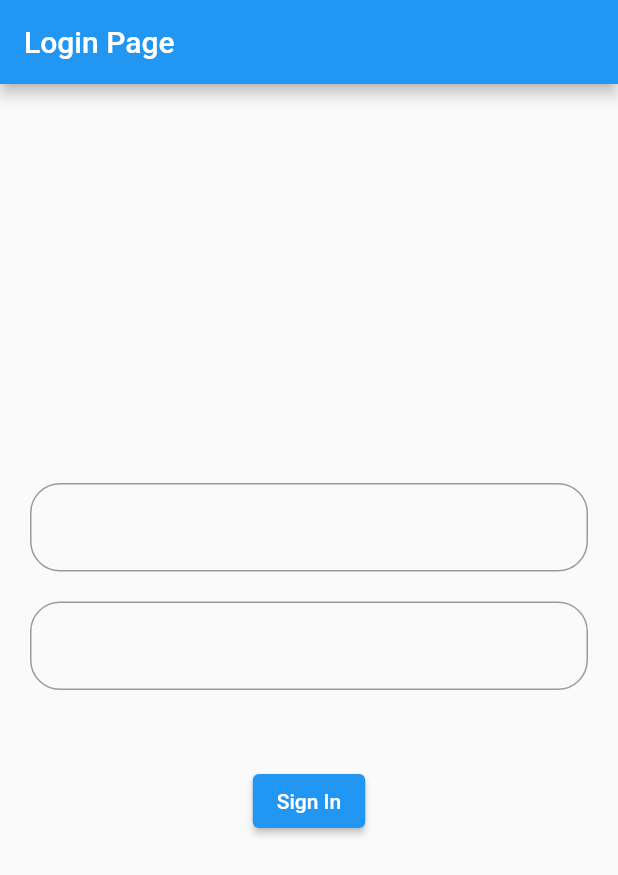
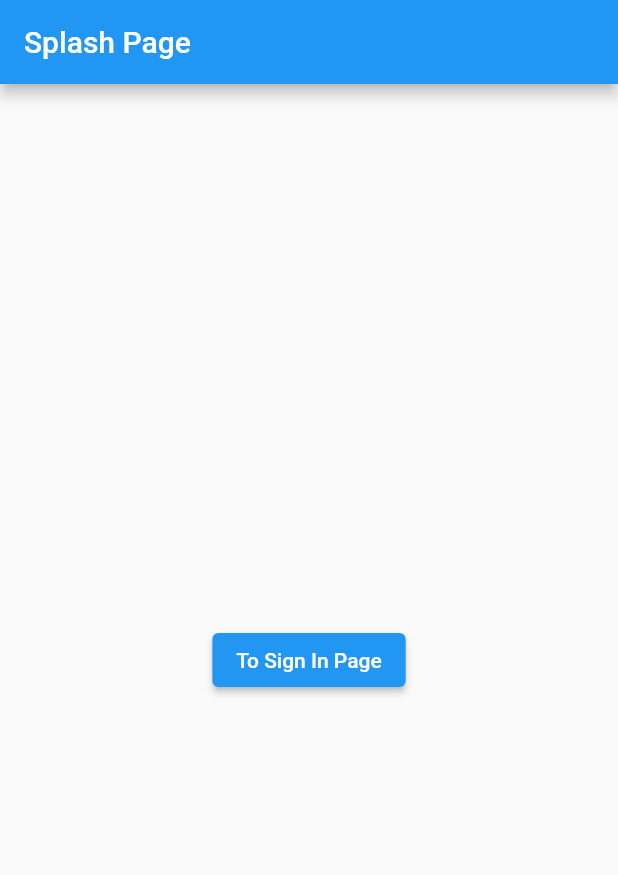
Before and after one commit to ferdy-adr/cinematix-app, a Flutter app: the screen it shows after launch, on a phone screen of 412 x 824 dp. Shown: the top 875 px of the screen. Run offline on Flutter 3.47's test engine with Material 2 defaults, Android fonts, the phone set to English and light mode, and no system bars; our stand-ins replace cloud_firestore, equatable, firebase_auth, firebase_core, flutter_bloc; accounts and stored records are empty.

Commit message:
feat(page): Using BLoC for page navigation

```diff
--- a/lib/bloc/blocs.dart
+++ b/lib/bloc/blocs.dart
@@ -0,0 +1 @@
+export 'page_bloc.dart';
--- /dev/null
+++ b/lib/bloc/page_bloc.dart
@@ -0,0 +1,19 @@
+import 'package:equatable/equatable.dart';
+import 'package:flutter_bloc/flutter_bloc.dart';
+
+part 'page_event.dart';
+part 'page_state.dart';
+
+class PageBloc extends Bloc<PageEvent, PageState> {
+  PageBloc() : super(PageInitial()) {
+    on<PageEvent>((event, emit) {
+      if (event is GoToSplashPage) {
+        emit(OnSplashPage());
+      } else if (event is GoToSignInPage) {
+        emit(OnSignInPage());
+      } else if (event is GoToMainPage) {
+        emit(OnMainPage());
+      }
+    });
+  }
+}
--- /dev/null
+++ b/lib/bloc/page_event.dart
@@ -0,0 +1,23 @@
+part of 'page_bloc.dart';
+
+abstract class PageEvent extends Equatable {
+  const PageEvent();
+
+  @override
+  List<Object> get props => [];
+}
+
+class GoToSplashPage extends PageEvent {
+  @override
+  List<Object> get props => [];
+}
+
+class GoToSignInPage extends PageEvent {
+  @override
+  List<Object> get props => [];
+}
+
+class GoToMainPage extends PageEvent {
+  @override
+  List<Object> get props => [];
+}
--- /dev/null
+++ b/lib/bloc/page_state.dart
@@ -0,0 +1,28 @@
+part of 'page_bloc.dart';
+
+abstract class PageState extends Equatable {
+  const PageState();
+
+  @override
+  List<Object> get props => [];
+}
+
+class PageInitial extends PageState {
+  @override
+  List<Object> get props => [];
+}
+
+class OnSplashPage extends PageState {
+  @override
+  List<Object> get props => [];
+}
+
+class OnSignInPage extends PageState {
+  @override
+  List<Object> get props => [];
+}
+
+class OnMainPage extends PageState {
+  @override
+  List<Object> get props => [];
+}
--- a/lib/main.dart
+++ b/lib/main.dart
@@ -1,8 +1,10 @@
+import 'package:cinematix/bloc/blocs.dart';
 import 'package:cinematix/services/services.dart';
 import 'package:cinematix/ui/pages/pages.dart';
 
 import 'package:firebase_core/firebase_core.dart';
 import 'package:flutter/material.dart';
+import 'package:flutter_bloc/flutter_bloc.dart';
 import 'package:provider/provider.dart';
 
 void main() async {
@@ -20,8 +22,15 @@ class MyApp extends StatelessWidget {
     return StreamProvider.value(
       value: AuthServices.userStream(),
       initialData: null,
-      child: const MaterialApp(
-        home: Wrapper(),
+      child: MultiBlocProvider(
+        providers: [
+          BlocProvider(
+            create: (_) => PageBloc(),
+          ),
+        ],
+        child: const MaterialApp(
+          home: Wrapper(),
+        ),
       ),
     );
   }
--- a/lib/shared/shared.dart
+++ b/lib/shared/shared.dart
@@ -0,0 +1,3 @@
+import 'package:cinematix/bloc/blocs.dart';
+
+part 'shared_value.dart';
--- /dev/null
+++ b/lib/shared/shared_value.dart
@@ -0,0 +1,6 @@
+part of 'shared.dart';
+
+String apiKey = '';
+String baseURL = '';
+
+PageEvent? prevPageEvent;
--- a/lib/ui/pages/main_page.dart
+++ b/lib/ui/pages/main_page.dart
@@ -1,7 +1,7 @@
 part of 'pages.dart';
 
 class MainPage extends StatelessWidget {
-  final String userId;
+  final String? userId;
   const MainPage({super.key, required this.userId});
 
   @override
@@ -13,7 +13,7 @@ class MainPage extends StatelessWidget {
       body: Center(
         child: Column(
           children: [
-            Text(userId),
+            Text(userId ?? 'User data is empty'),
             ElevatedButton(
               onPressed: () async {
                 await AuthServices.signOut();
--- a/lib/ui/pages/pages.dart
+++ b/lib/ui/pages/pages.dart
@@ -1,9 +1,13 @@
+import 'package:cinematix/shared/shared.dart';
 import 'package:firebase_auth/firebase_auth.dart';
 import 'package:flutter/material.dart';
+import 'package:flutter_bloc/flutter_bloc.dart';
 import 'package:provider/provider.dart';
 
+import '../../bloc/blocs.dart';
 import '../../services/services.dart';
 
 part 'wrapper.dart';
+part 'splash_page.dart';
 part 'sign_in_page.dart';
 part 'main_page.dart';
--- /dev/null
+++ b/lib/ui/pages/splash_page.dart
@@ -0,0 +1,22 @@
+part of 'pages.dart';
+
+class SplashPage extends StatelessWidget {
+  const SplashPage({super.key});
+
+  @override
+  Widget build(BuildContext context) {
+    return Scaffold(
+      appBar: AppBar(
+        title: const Text('Splash Page'),
+      ),
+      body: Center(
+        child: ElevatedButton(
+          onPressed: () async {
+            BlocProvider.of<PageBloc>(context).add(GoToSignInPage());
+          },
+          child: const Text('To Sign In Page'),
+        ),
+      ),
+    );
+  }
+}
--- a/lib/ui/pages/wrapper.dart
+++ b/lib/ui/pages/wrapper.dart
@@ -5,10 +5,26 @@ class Wrapper extends StatelessWidget {
 
   @override
   Widget build(BuildContext context) {
-    User? userData = Provider.of<User?>(context);
+    User? firebaseUser = Provider.of<User?>(context);
 
-    return (userData == null)
-        ? const SignInPage()
-        : MainPage(userId: userData.uid);
+    if (firebaseUser == null) {
+      if (prevPageEvent is! GoToSplashPage) {
+        BlocProvider.of<PageBloc>(context).add(GoToSplashPage());
+      }
+    } else {
+      if (prevPageEvent is! GoToMainPage) {
+        BlocProvider.of<PageBloc>(context).add(GoToMainPage());
+      }
+    }
+
+    return BlocBuilder<PageBloc, PageState>(
+      builder: (_, state) {
+        return (state is OnSplashPage)
+            ? const SplashPage()
+            : (state is OnSignInPage)
+                ? const SignInPage()
+                : MainPage(userId: firebaseUser?.uid);
+      },
+    );
   }
 }
--- a/pubspec.yaml
+++ b/pubspec.yaml
@@ -36,6 +36,7 @@ dependencies:
   cloud_firestore: ^4.3.2
   equatable: ^2.0.5
   provider: ^6.0.5
+  flutter_bloc: ^8.1.2
 
   # The following adds the Cupertino Icons font to your application.
   # Use with the CupertinoIcons class for iOS style icons.
```
Also changed, not shown: pubspec.lock.
